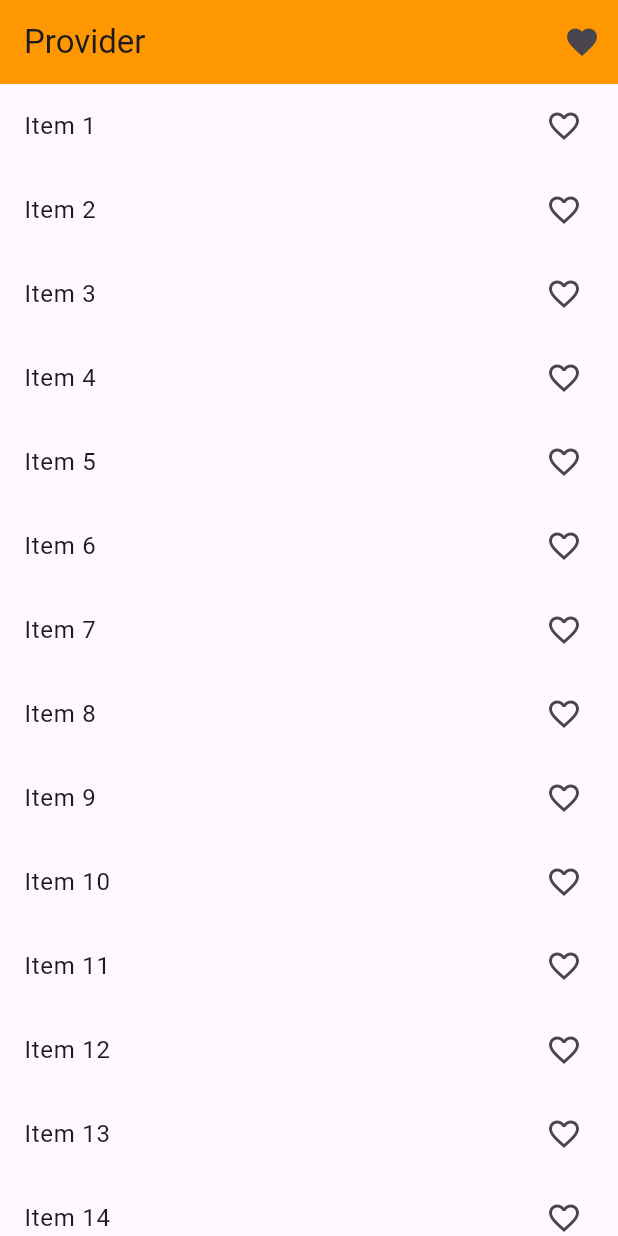
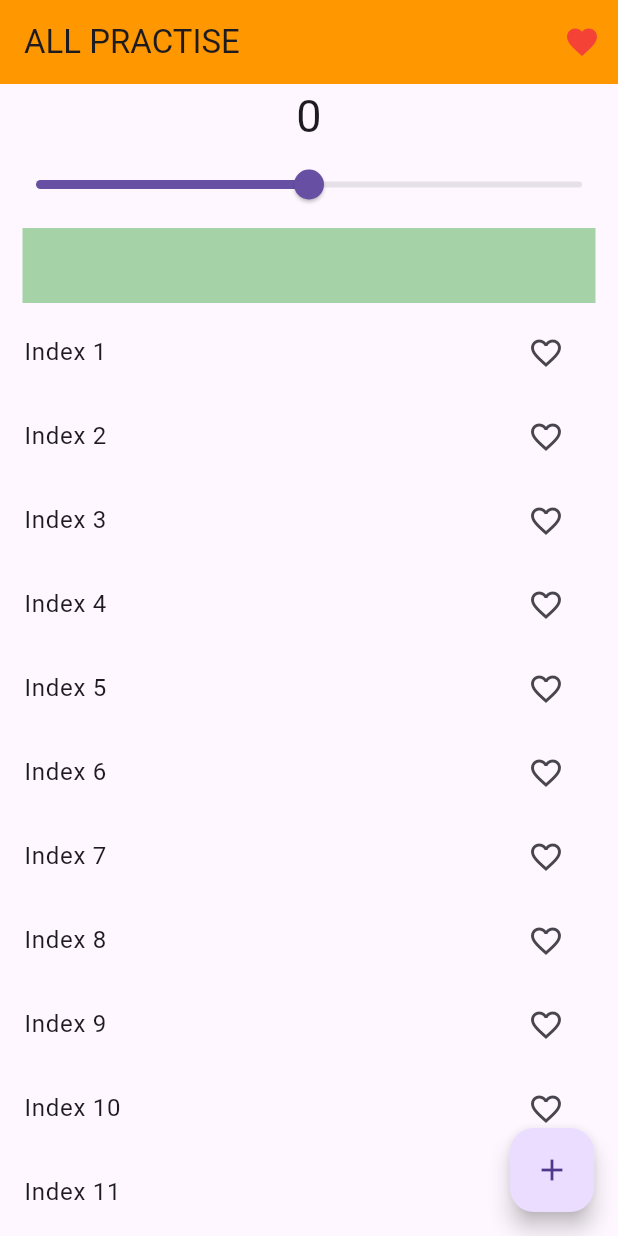
Before and after one commit to PRAFULDESHMUKH0435/Provider, a Flutter app: the screen it shows after launch, on a phone screen of 412 x 824 dp. Run offline on Flutter 3.47's test engine with Material 3 defaults, Android fonts, the phone set to English and light mode, and no system bars; missing offline and left inert: dart:ffi.

Commit message:
12 dec 2023

```diff
--- /dev/null
+++ b/lib/ALLPRACTISE.dart
@@ -0,0 +1,75 @@
+import 'package:flutter/material.dart';
+import 'package:provider/provider.dart';
+import 'package:untitled/Provider/ALLPROVIDER.dart';
+import 'package:untitled/Provider/SliderProvider.dart';
+import 'package:untitled/favourite.dart';
+
+import 'Provider/favprovider.dart';
+
+class ALLPACTISESCREEN extends StatelessWidget {
+  const ALLPACTISESCREEN({super.key});
+
+  @override
+  Widget build(BuildContext context) {
+    print("BUILD");
+    final allprovider = Provider.of<AllProvider>(context,listen: false);
+    final fav = Provider.of<Fvaourite>(context);
+    return Scaffold(
+      appBar: AppBar(title: Text('ALL PRACTISE'),backgroundColor: Colors.orange,actions: [
+        IconButton(onPressed: (){
+          Navigator.push(context, MaterialPageRoute(builder: (context)=>Favourite()));
+        }, icon: Icon(Icons.favorite,color: Colors.red,))
+      ],),
+      body: Center(
+        child: Column(
+         children: [
+           Consumer<AllProvider>(
+               builder: (context,child,value){
+                 print("only this");
+                 return Text(allprovider.count.toString(),style: TextStyle(fontSize: 30),);
+               }),
+           Consumer<AllProvider>(builder: (context,child,value){
+             return Slider(
+                 value: allprovider.slidervalue,
+                 onChanged: (newvalue){
+                   print(newvalue);
+                   allprovider.IncreseSliderValue(newvalue);
+                 });
+           }),
+           Consumer<AllProvider>(builder: (context,child,value){
+             return Container(
+               margin: EdgeInsets.symmetric(horizontal: 15.0,vertical: 5.0),
+               height: 50,
+               width: double.infinity,
+               color: Colors.green.withOpacity(allprovider.slidervalue),
+             );
+           }),
+           Expanded(
+             child: ListView.builder(
+                 itemCount: 25,
+                 itemBuilder: (context,index){
+                   return Consumer(builder: (context,child,value){
+                     return  ListTile(
+                       title: Text('Index ${index+1}'),
+                       trailing: IconButton(
+                         icon: Icon(fav.favlist.contains(index)?Icons.favorite_outlined: Icons.favorite_outline),
+                         onPressed: (){
+                           fav.AddToFav(index);
+                         },
+                       ),
+                     );
+                   });
+                 }),
+           )
+         ],
+        ),
+      ),
+      floatingActionButton: FloatingActionButton(
+        child: Icon(Icons.add),
+        onPressed: (){
+          allprovider.IncrementCounter();
+        },
+      ),
+    );
+  }
+}
--- /dev/null
+++ b/lib/Provider/ALLPROVIDER.dart
@@ -0,0 +1,14 @@
+import 'package:flutter/foundation.dart';
+class AllProvider with ChangeNotifier{
+  int count =0;
+  double slidervalue =0.5;
+  void IncrementCounter(){
+    count++;
+    notifyListeners();
+  }
+
+  void IncreseSliderValue(double val){
+    slidervalue=val;
+    notifyListeners();
+  }
+}
--- /dev/null
+++ b/lib/Provider/favprovider.dart
@@ -0,0 +1,9 @@
+import 'package:flutter/foundation.dart';
+class Fvaourite with ChangeNotifier{
+  List favlist =[];
+
+  void AddToFav(int index){
+    favlist.add(index);
+    notifyListeners();
+  }
+}
--- a/lib/main.dart
+++ b/lib/main.dart
@@ -1,8 +1,12 @@
 import 'package:flutter/material.dart';
 import 'package:provider/provider.dart';
+import 'package:untitled/ALLPRACTISE.dart';
+import 'package:untitled/Provider/ALLPROVIDER.dart';
 import 'package:untitled/Provider/FavouriteProvider.dart';
+import 'package:untitled/Provider/LoginProvider.dart';
 import 'package:untitled/Provider/SliderProvider.dart';
-import 'package:untitled/Screens/FavouriteScreen.dart';
+import 'package:untitled/Provider/favprovider.dart';
+import 'package:untitled/Screens/StateFulScreen.dart';
 import 'Provider/CounterProvider.dart';
 void  main(){
   runApp(MyApp());
@@ -18,9 +22,12 @@ class MyApp extends StatelessWidget {
           ChangeNotifierProvider(create: (_)=>CounterProvider()),
           ChangeNotifierProvider(create: (_)=>SecondProvider()),
           ChangeNotifierProvider(create: (_)=>FavouriteProvider()),
+          ChangeNotifierProvider(create: (_)=>LoginProvider()),
+          ChangeNotifierProvider(create: (_)=>AllProvider()),
+          ChangeNotifierProvider(create: (_)=>Fvaourite())
         ],
         child: MaterialApp(
-            home: FavouriteScreen(),
+            home: ALLPACTISESCREEN(),
         ),);
   }
 }
--- a/pubspec.yaml
+++ b/pubspec.yaml
@@ -36,6 +36,7 @@ dependencies:
   # Use with the CupertinoIcons class for iOS style icons.
   cupertino_icons: ^1.0.2
   provider: ^6.1.1
+  http: ^1.1.2
 
 dev_dependencies:
   flutter_test:
```
Also changed, not shown: lib/Provider/LoginProvider.dart (added, +26 -0 lines), lib/Screens/StateFulScreen.dart (added, +87 -0 lines), lib/Screens/statelesswidgetScreen.dart (added, +59 -0 lines), lib/favourite.dart (added, +26 -0 lines), pubspec.lock.
